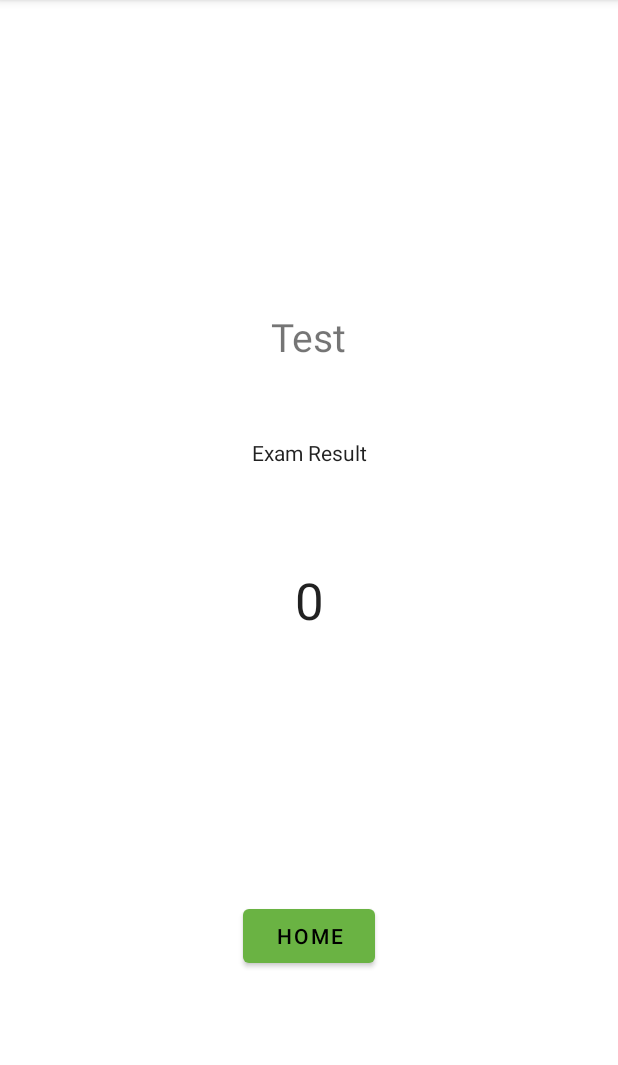
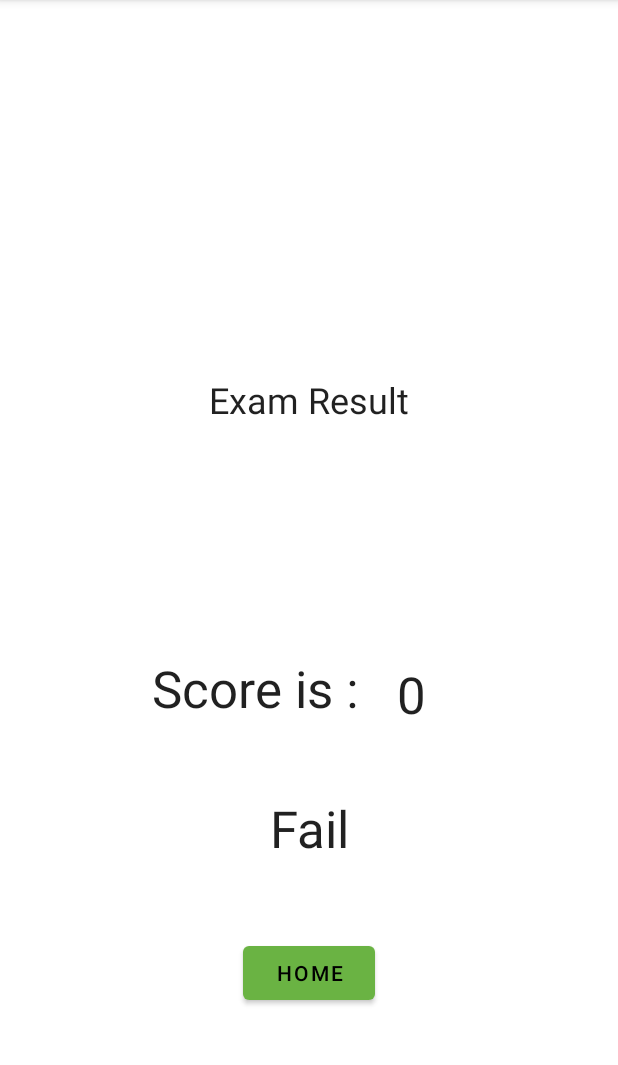
Before and after one commit to ayemyatmm/MyExamApplication, an Android app: the ScoreFragment screen opened through its navigation route, on a phone screen of 412 x 824 dp, the part 84-1149 px from its top. Run offline under Robolectric (Android 15) with nearby library versions, the phone set to English and light mode, and no system bars; our stand-ins replace Firebase (no records; nobody signed in at launch, a user with empty details on screens opened directly), data binding; 2 statements that could not run were skipped.

Commit message:
試験結果を計算するのFragmentを追加しました。

```diff
--- a/app/src/main/java/jp/co/cybermissions/com/example/myexamapplication/score/ScoreViewModel.kt
+++ b/app/src/main/java/jp/co/cybermissions/com/example/myexamapplication/score/ScoreViewModel.kt
@@ -1,9 +1,13 @@
 package jp.co.cybermissions.com.example.myexamapplication.score
 
-import android.util.Log
+import android.content.Context
 import androidx.lifecycle.LiveData
 import androidx.lifecycle.MutableLiveData
 import androidx.lifecycle.ViewModel
+import androidx.preference.PreferenceManager
+import jp.co.cybermissions.com.example.myexamapplication.LoginViewModel
+import jp.co.cybermissions.com.example.myexamapplication.R
+import kotlin.random.Random
 
 class ScoreViewModel(finalScore: Int) : ViewModel() {
 
@@ -17,5 +21,20 @@ class ScoreViewModel(finalScore: Int) : ViewModel() {
 
     init {
         _score.value = finalScore
+        if(finalScore >= 5){
+            _result.value = "Success"
+        }
+        else{
+            _result.value = "Fail"
+        }
     }
+
+//    fun getFactToDisplay(context: Context): String {
+//        val sharedPreferences = PreferenceManager.getDefaultSharedPreferences(context)
+//        val factTypePreferenceKey = context.getString(R.string.preference_fact_type_key)
+//        val defaultFactType = context.resources.getStringArray(R.array.fact_type)[0]
+//        val funFactType = sharedPreferences.getString(factTypePreferenceKey, defaultFactType)
+//
+//        return LoginViewModel.androidFacts[Random.nextInt(0, LoginViewModel.androidFacts.size)]
+//    }
 }
--- a/app/src/main/res/layout/score_fragment.xml
+++ b/app/src/main/res/layout/score_fragment.xml
@@ -22,71 +22,84 @@
         tools:context = ".myexamapplication.score.ScoreFragment">
 
         <TextView
-            android:id="@+id/display_name"
-            android:layout_width="wrap_content"
-            android:layout_height="wrap_content"
-            android:layout_marginStart="8dp"
-            android:layout_marginTop="180dp"
-            android:layout_marginEnd="8dp"
-            android:layout_marginBottom="24dp"
-            android:fontFamily="sans-serif"
-            android:text="Test"
-            android:textSize="26sp"
-            app:layout_constraintBottom_toTopOf="@+id/you_scored_text"
-            app:layout_constraintEnd_toEndOf="parent"
-            app:layout_constraintStart_toStartOf="parent"
-            app:layout_constraintTop_toTopOf="parent"
-            app:layout_constraintVertical_chainStyle="packed" />
-
-        <TextView
             android:id="@+id/you_scored_text"
             android:layout_width="wrap_content"
             android:layout_height="wrap_content"
             android:layout_marginStart="8dp"
             android:layout_marginTop="250dp"
             android:layout_marginEnd="8dp"
-            android:layout_marginBottom="24dp"
             android:fontFamily="sans-serif"
             android:text="@string/you_scored"
             android:textColor="@color/black_text_color"
-            android:textSize="14sp"
+            android:textSize="24sp"
             android:textStyle="normal"
-            app:layout_constraintBottom_toTopOf="@+id/score_text"
             app:layout_constraintEnd_toEndOf="parent"
             app:layout_constraintStart_toStartOf="parent"
-            app:layout_constraintTop_toBottomOf="@+id/display_name"
             app:layout_constraintTop_toTopOf="parent" />
 
         <TextView
-            android:id="@+id/score_text"
+            android:id="@+id/your_display_text"
             android:layout_width="wrap_content"
             android:layout_height="wrap_content"
             android:layout_marginStart="8dp"
+            android:layout_marginTop="52dp"
             android:layout_marginEnd="8dp"
-            android:layout_marginBottom="32dp"
+            android:fontFamily="sans-serif"
+            android:textColor="@color/black_text_color"
+            android:textSize="34sp"
+            android:textStyle="normal"
+            app:layout_constraintEnd_toEndOf="parent"
+            app:layout_constraintStart_toStartOf="parent"
+            app:layout_constraintTop_toBottomOf="@+id/you_scored_text" />
+
+        <TextView
+            android:id="@+id/your_result_text"
+            android:layout_width="wrap_content"
+            android:layout_height="wrap_content"
+            android:layout_marginStart="8dp"
+            android:layout_marginTop="56dp"
+            android:layout_marginEnd="8dp"
+            android:fontFamily="sans-serif"
+            android:text="Score is :"
+            android:textColor="@color/black_text_color"
+            android:textSize="34sp"
+            android:textStyle="normal"
+            app:layout_constraintEnd_toEndOf="parent"
+            app:layout_constraintHorizontal_bias="0.361"
+            app:layout_constraintStart_toStartOf="parent"
+            app:layout_constraintTop_toBottomOf="@+id/your_display_text" />
+
+        <TextView
+            android:id="@+id/score_text"
+            android:layout_width="54dp"
+            android:layout_height="41dp"
+            android:layout_marginStart="150dp"
+            android:layout_marginTop="60dp"
             android:fontFamily="sans-serif"
             android:text="@{String.valueOf(scoreViewModel.score)}"
             android:textColor="@color/black_text_color"
             android:textSize="34sp"
             android:textStyle="normal"
-            app:layout_constraintBottom_toTopOf="@+id/result_text"
             app:layout_constraintEnd_toEndOf="parent"
+            app:layout_constraintHorizontal_bias="0.55"
             app:layout_constraintStart_toStartOf="parent"
-            app:layout_constraintTop_toBottomOf="@+id/you_scored_text"
+            app:layout_constraintTop_toBottomOf="@+id/your_display_text"
             tools:text="40" />
 
         <TextView
             android:id="@+id/result_text"
             android:layout_width="wrap_content"
             android:layout_height="wrap_content"
-            android:layout_marginBottom="16dp"
+            android:layout_marginStart="8dp"
+            android:layout_marginTop="48dp"
+            android:layout_marginEnd="8dp"
             android:fontFamily="sans-serif"
-            android:textSize="34sp"
             android:text="@{scoreViewModel.result}"
             android:textColor="@color/black_text_color"
+            android:textSize="34sp"
             android:textStyle="normal"
-            app:layout_constraintBottom_toTopOf="@+id/homebutton"
             app:layout_constraintEnd_toEndOf="parent"
+            app:layout_constraintHorizontal_bias="0.501"
             app:layout_constraintStart_toStartOf="parent"
             app:layout_constraintTop_toBottomOf="@+id/score_text" />
 
@@ -94,14 +107,13 @@
             android:id="@+id/homebutton"
             android:layout_width="wrap_content"
             android:layout_height="wrap_content"
-            android:layout_gravity="center_horizontal"
-            android:layout_marginTop="600dp"
-            android:layout_marginBottom="16dp"
+            android:layout_marginStart="8dp"
+            android:layout_marginTop="50dp"
+            android:layout_marginEnd="8dp"
             android:text="@string/home"
-            app:layout_constraintBottom_toBottomOf="parent"
             app:layout_constraintEnd_toEndOf="parent"
             app:layout_constraintStart_toStartOf="parent"
-            app:layout_constraintTop_toTopOf="parent" />
+            app:layout_constraintTop_toBottomOf="@+id/result_text" />
 
     </androidx.constraintlayout.widget.ConstraintLayout>
 </layout>
```
Also changed, not shown: app/src/main/java/jp/co/cybermissions/com/example/myexamapplication/exam/ExamsFragment.kt (+19 -29 lines), app/src/main/java/jp/co/cybermissions/com/example/myexamapplication/exam/ExamsViewModel.kt (+10 -14 lines), app/src/main/java/jp/co/cybermissions/com/example/myexamapplication/first/FirstFragment.kt (added, +45 -0 lines), app/src/main/java/jp/co/cybermissions/com/example/myexamapplication/first/FirstViewModel.kt (added, +29 -0 lines), app/src/main/java/jp/co/cybermissions/com/example/myexamapplication/score/ScoreFragment.kt (+3 -7 lines), app/src/main/res/layout/fragment_exams.xml (+27 -6 lines), app/src/main/res/layout/fragment_first.xml (added, +90 -0 lines).
